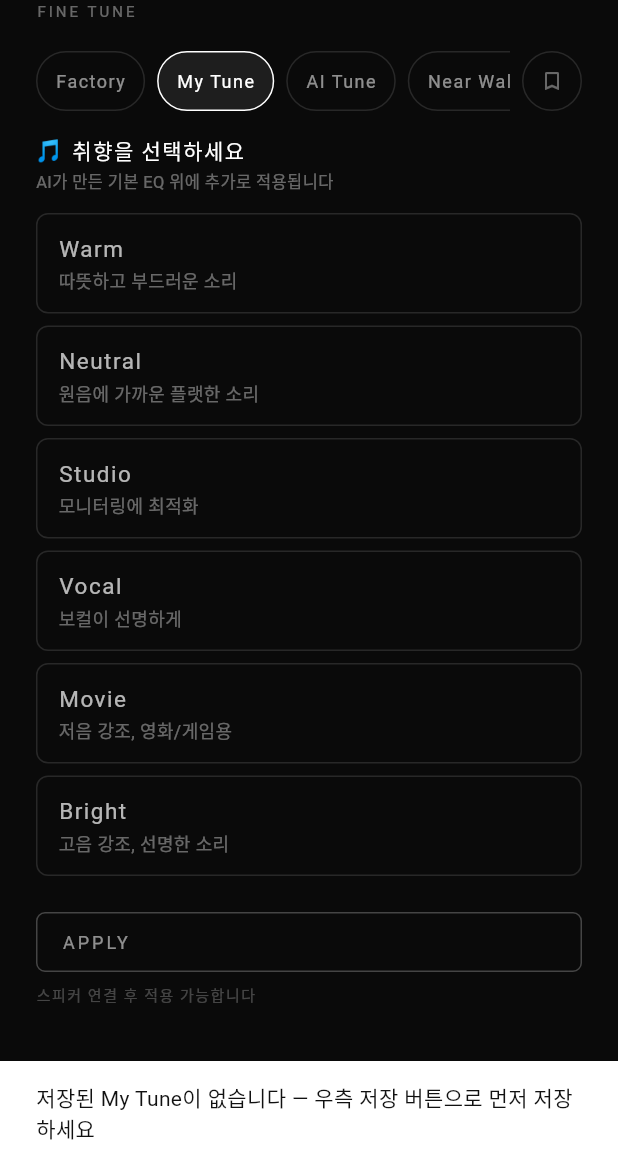
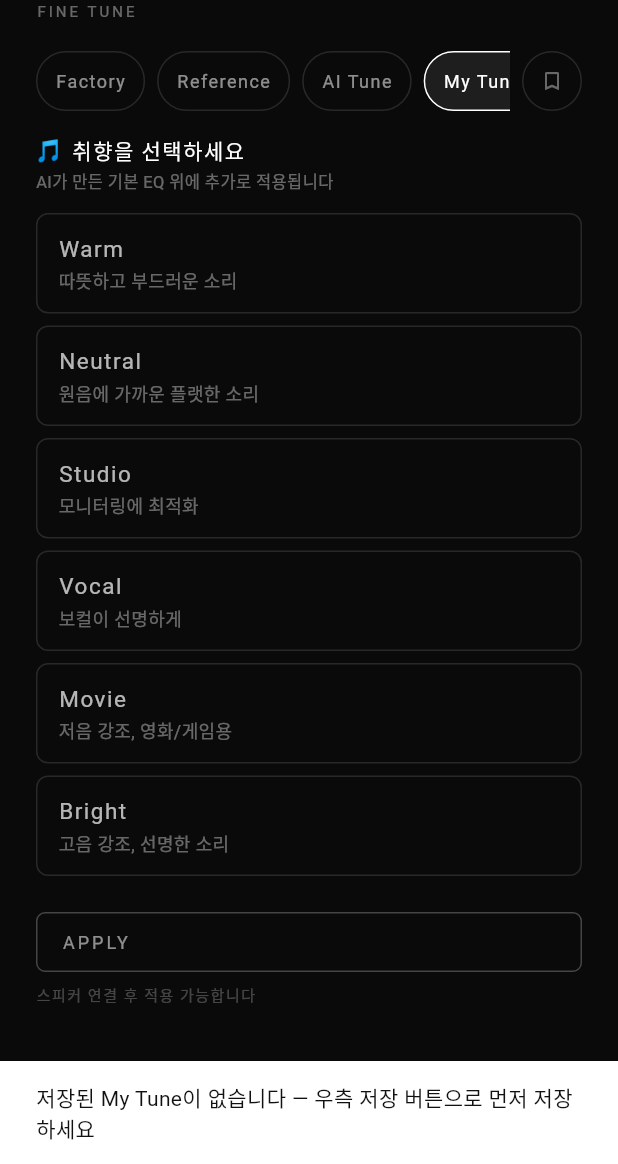
Before and after one commit to vrooomride-del/tunai, a Flutter app: the FineTuneScreen screen opened directly, after a tap on "My Tune", on a phone screen of 412 x 824 dp, the part 72-1236 px from its top. Run offline on Flutter 3.47's test engine with Material 3 defaults, Android fonts, the light colour scheme and no system bars; our stand-ins replace cloud_functions, device_info_plus, dio, file_picker, firebase_core, fl_chart and 8 more; missing offline and left inert: fftea, flutter_sound, flutter_web_auth_2, mobile_scanner; accounts and stored records are empty.

Commit message:
feat(mobile): UX 개선 1단계 — 문구/표시 개선 (GPT 리뷰 반영)
DSP 로직/주소 변경 없음, 순수 UI 레이어만:

- "AUTO TUNE (반복수렴)" 버튼 라벨을 "AI Optimize (반복수렴)"로 변경
- AI 화면 Sound Score에 개선폭 표시 추가: 이전 점수가 있으면
  "89 → 96 (+7)" 형식(상승 초록/하락 빨강), 없으면 기존처럼 단일 숫자만
- "AI says" 요약에 밴드별 frequency/gainDb 수치를 reason 뒤에 붙여 표시
  ("... — 180Hz, -3.2dB"). aiTune 백엔드가 이미 밴드마다 frequency/gainDb/
  reason을 별도 필드로 반환하고 있어 백엔드 수정은 불필요했음 — 클라이언트
  조합만
- 프리셋 바에 "Reference" 추가, 순서를 Factory/Reference/AI Tune/My Tune로
  재배열. 1단계에서는 Factory와 동일한 플랫 EQ로 정의(구분되는 기준 커브
  데이터가 없어서) — 향후 실제 기준 커브 데이터가 생기면 로직 분리 필요

```diff
--- a/lib/features/measure/measure_screen.dart
+++ b/lib/features/measure/measure_screen.dart
@@ -204,7 +204,7 @@ class _MeasurePanel extends StatelessWidget {
       if (step == MeasurementStep.idle && isConnected) ...[
         const SizedBox(height: 10),
         OutlineButton(
-          label: 'AUTO TUNE (반복수렴)',
+          label: 'AI Optimize (반복수렴)',
           onTap: () => ctrl.startClosedLoop(speakerProfile: ref.read(speakerProfileProvider)),
         ),
         const SizedBox(height: 4),
--- a/lib/features/tune/preset_bar_provider.dart
+++ b/lib/features/tune/preset_bar_provider.dart
@@ -2,13 +2,15 @@ import 'package:flutter_riverpod/flutter_riverpod.dart';
 import '../../core/audio_analyzer.dart';
 
 /// 상단 프리셋 바 항목 — 기존 보드선택 칩 자리를 대체.
-enum PresetBarSelection { factory, myTune, aiTune, nearWall, desk, studio }
+/// 순서: Factory / Reference / AI Tune / My Tune / (배치 프리셋)
+enum PresetBarSelection { factory, reference, aiTune, myTune, nearWall, desk, studio }
 
 extension PresetBarSelectionLabel on PresetBarSelection {
   String get label => switch (this) {
         PresetBarSelection.factory => 'Factory',
+        PresetBarSelection.reference => 'Reference',
+        PresetBarSelection.aiTune => 'AI Tune',
         PresetBarSelection.myTune => 'My Tune',
-        PresetBarSelection.aiTune => 'AI Tune',
         PresetBarSelection.nearWall => 'Near Wall',
         PresetBarSelection.desk => 'Desk',
         PresetBarSelection.studio => 'Studio',
--- a/lib/shared/preset_bar.dart
+++ b/lib/shared/preset_bar.dart
@@ -34,6 +34,11 @@ class PresetBar extends ConsumerWidget {
     List<ResonancePeak> peaks;
     switch (sel) {
       case PresetBarSelection.factory:
+        peaks = const [];
+        break;
+      case PresetBarSelection.reference:
+        // 1단계: Factory와 동일한 플랫 EQ(무보정)로 정의 — 별도 기준 커브 데이터가
+        // 생기면 그때 구분되는 로직을 넣을 것
         peaks = const [];
         break;
       case PresetBarSelection.aiTune:
```
Also changed, not shown: lib/features/ai/ai_screen.dart (+36 -8 lines), 1 other file.
